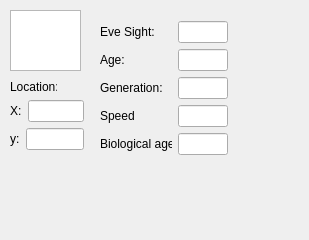
First picture: the form in beingwindow.ui, repository mon3/ArtificialLife, before the edit.
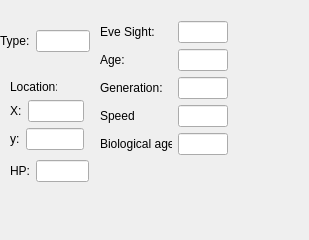
Second picture: the form after the edit.

Commit message: update being window - add subclass information

The edit to the form file:
```diff
--- a/beingwindow.ui
+++ b/beingwindow.ui
@@ -26,16 +26,6 @@
    <string>BeingParameters</string>
   </property>
   <widget class="QWidget" name="centralwidget">
-   <widget class="QGraphicsView" name="graphicsView">
-    <property name="geometry">
-     <rect>
-      <x>10</x>
-      <y>10</y>
-      <width>71</width>
-      <height>61</height>
-     </rect>
-    </property>
-   </widget>
    <widget class="QLabel" name="label_7">
     <property name="geometry">
      <rect>
@@ -93,7 +83,7 @@
      </item>
     </layout>
    </widget>
-   <widget class="QWidget" name="">
+   <widget class="QWidget" name="layoutWidget">
     <property name="geometry">
      <rect>
       <x>100</x>
@@ -264,6 +254,50 @@
      </item>
     </layout>
    </widget>
+   <widget class="QWidget" name="layoutWidget_2">
+    <property name="geometry">
+     <rect>
+      <x>10</x>
+      <y>160</y>
+      <width>79</width>
+      <height>22</height>
+     </rect>
+    </property>
+    <layout class="QHBoxLayout" name="horizontalLayout_10">
+     <item>
+      <widget class="QLabel" name="label_11">
+       <property name="text">
+        <string>HP:</string>
+       </property>
+      </widget>
+     </item>
+     <item>
+      <widget class="QLineEdit" name="lineEdit_10"/>
+     </item>
+    </layout>
+   </widget>
+   <widget class="QWidget" name="layoutWidget_3">
+    <property name="geometry">
+     <rect>
+      <x>0</x>
+      <y>30</y>
+      <width>90</width>
+      <height>22</height>
+     </rect>
+    </property>
+    <layout class="QHBoxLayout" name="horizontalLayout_11">
+     <item>
+      <widget class="QLabel" name="label_12">
+       <property name="text">
+        <string>Type:</string>
+       </property>
+      </widget>
+     </item>
+     <item>
+      <widget class="QLineEdit" name="lineEdit_11"/>
+     </item>
+    </layout>
+   </widget>
    <zorder>layoutWidget</zorder>
    <zorder>graphicsView</zorder>
    <zorder>layoutWidget</zorder>
```
Left out of the diff: 5 changed lines with no effect on the pictures. The commit also changes 4 other files.
